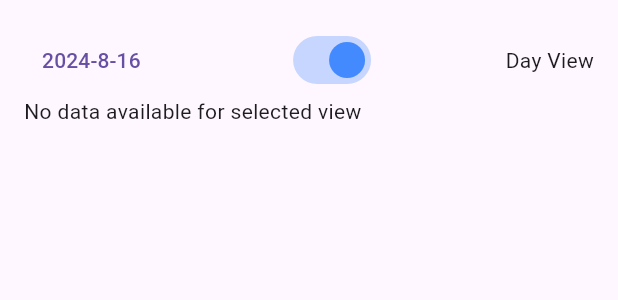
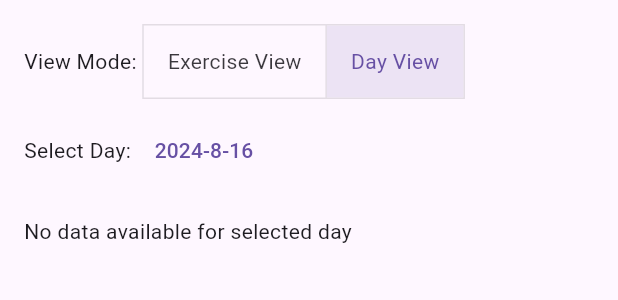
Before and after one commit to andreped/IronFlow, a Flutter app: the SummaryTab widget shown alone on an empty page, opened directly with empty values, on a phone screen of 412 x 824 dp. Shown: the top 300 px of the screen. Run offline on Flutter 3.47's test engine with Material 3 defaults, Android fonts, the phone set to English and light mode, and no system bars; our stand-ins replace fl_chart, sqflite, table_calendar; accounts and stored records are empty.

Commit message:
Improve exercise view in summary tab

```diff
--- a/lib/tabs/summary.dart
+++ b/lib/tabs/summary.dart
@@ -15,28 +15,20 @@ class SummaryTab extends StatefulWidget {
 class _SummaryTabState extends State<SummaryTab> {
   final DatabaseHelper _dbHelper = DatabaseHelper();
   List<DateTime> _trainedDates = [];
-  List<String> _predefinedExercises = [];
+  bool _isExerciseView = false;
   String? _selectedExercise;
-  bool _isDayView = true; // Toggle state
+  Map<DateTime, List<Map<String, dynamic>>> _dailyRecords = {};
 
   @override
   void initState() {
     super.initState();
     _loadTrainedDates();
-    _loadPredefinedExercises();
   }
 
   Future<void> _loadTrainedDates() async {
     List<DateTime> dates = await _dbHelper.getExerciseDates();
     setState(() {
       _trainedDates = dates;
-    });
-  }
-
-  Future<void> _loadPredefinedExercises() async {
-    List<String> exercises = await _dbHelper.getPredefinedExercises();
-    setState(() {
-      _predefinedExercises = exercises;
     });
   }
 
@@ -53,8 +45,9 @@ class _SummaryTabState extends State<SummaryTab> {
           onDaySelected: (selectedDay, focusedDay) {
             setState(() {
               widget.onDateSelected(selectedDay);
+              _isExerciseView = false;
             });
-            Navigator.of(context).pop(); // Close the modal after selection
+            Navigator.of(context).pop();
           },
           eventLoader: (day) {
             return _trainedDates.where((d) => isSameDay(d, day)).toList();
@@ -99,6 +92,33 @@ class _SummaryTabState extends State<SummaryTab> {
     );
   }
 
+  Future<void> _showExerciseSelectionModal(BuildContext context) async {
+    List<String> exercises = await _dbHelper.getPredefinedExercises();
+    await showModalBottomSheet(
+      context: context,
+      builder: (BuildContext context) {
+        return ListView.builder(
+          itemCount: exercises.length,
+          itemBuilder: (context, index) {
+            final exercise = exercises[index];
+            return ListTile(
+              title: Text(exercise),
+              onTap: () async {
+                final dailyRecords = await _dbHelper.getDailyRecordsForExercise(exercise);
+                setState(() {
+                  _selectedExercise = exercise;
+                  _dailyRecords = dailyRecords;
+                  _isExerciseView = true;
+                });
+                Navigator.of(context).pop();
+              },
+            );
+          },
+        );
+      },
+    );
+  }
+
   @override
   Widget build(BuildContext context) {
     return Padding(
@@ -108,59 +128,96 @@ class _SummaryTabState extends State<SummaryTab> {
           crossAxisAlignment: CrossAxisAlignment.start,
           children: [
             Row(
-              mainAxisAlignment: MainAxisAlignment.spaceBetween,
               children: [
+                const Text('View Mode: '),
+                ToggleButtons(
+                  isSelected: [_isExerciseView, !_isExerciseView],
+                  onPressed: (int index) {
+                    setState(() {
+                      _isExerciseView = index == 0;
+                    });
+                  },
+                  children: const <Widget>[
+                    Padding(
+                      padding: EdgeInsets.symmetric(horizontal: 16.0),
+                      child: Text('Exercise View'),
+                    ),
+                    Padding(
+                      padding: EdgeInsets.symmetric(horizontal: 16.0),
+                      child: Text('Day View'),
+                    ),
+                  ],
+                ),
+              ],
+            ),
+            const SizedBox(height: 10),
+            _isExerciseView
+                ? Row(
+                    children: [
+                      const Text('Select Exercise: '),
+                      TextButton(
+                        onPressed: () => _showExerciseSelectionModal(context),
+                        child: Text(_selectedExercise ?? 'None'),
+                      ),
+                    ],
+                  )
+                : Row(
+                    children: [
+                      const Text('Select Day: '),
                       TextButton(
                         onPressed: () => _showCalendarModal(context),
                         child: Text(
                             '${widget.selectedDay.year}-${widget.selectedDay.month}-${widget.selectedDay.day}'),
                       ),
-                Switch(
-                  value: _isDayView,
-                  onChanged: (value) {
-                    setState(() {
-                      _isDayView = value;
-                      _selectedExercise = null;
-                    });
-                  },
-                  activeColor: Colors.blueAccent,
-                  activeTrackColor: Colors.blueAccent.withOpacity(0.3),
-                  inactiveThumbColor: Colors.orange,
-                  inactiveTrackColor: Colors.orange.withOpacity(0.3),
-                ),
-                Text(_isDayView ? 'Day View' : 'Exercise View'),
                     ],
                   ),
-            if (!_isDayView)
-              DropdownButton<String>(
-                value: _selectedExercise,
-                hint: Text('Select Exercise'),
-                onChanged: (String? newValue) {
-                  setState(() {
-                    _selectedExercise = newValue!;
-                  });
-                },
-                items: _predefinedExercises
-                    .map<DropdownMenuItem<String>>((String exercise) {
-                  return DropdownMenuItem<String>(
-                    value: exercise,
-                    child: Text(exercise),
+            const SizedBox(height: 20),
+            _isExerciseView && _selectedExercise != null
+                ? _dailyRecords.isEmpty
+                    ? const Text('No data available for selected exercise')
+                    : Column(
+                        crossAxisAlignment: CrossAxisAlignment.start,
+                        children: _dailyRecords.entries.map((entry) {
+                          final day = entry.key;
+                          final records = entry.value;
+
+                          return Card(
+                            margin: const EdgeInsets.symmetric(vertical: 8.0),
+                            child: Column(
+                              crossAxisAlignment: CrossAxisAlignment.start,
+                              children: [
+                                Container(
+                                  padding: const EdgeInsets.all(8.0),
+                                  decoration: BoxDecoration(
+                                    color: Colors.blue[100],
+                                    borderRadius: BorderRadius.vertical(top: Radius.circular(4)),
+                                  ),
+                                  child: Text(
+                                    '${day.year}-${day.month}-${day.day}',
+                                    style: TextStyle(fontWeight: FontWeight.bold, fontSize: 16),
+                                  ),
+                                ),
+                                ...records.map((record) {
+                                  return ListTile(
+                                    title: Text(
+                                        'Sets: ${record['sets']}, Reps: ${record['reps']}, Weight: ${record['weight']} kg'),
+                                    subtitle: Text('Timestamp: ${record['timestamp']}'),
                                   );
                                 }).toList(),
+                              ],
                             ),
-            FutureBuilder<Map<String, dynamic>>(
-              future: _isDayView
-                  ? _dbHelper.getSummaryForDay(widget.selectedDay)
-                  : (_selectedExercise != null
-                      ? _dbHelper.getSummaryForExercise(_selectedExercise!)
-                      : Future.value({})),
+                          );
+                        }).toList(),
+                      )
+                : FutureBuilder<Map<String, dynamic>>(
+                    future: _dbHelper.getSummaryForDay(widget.selectedDay),
                     builder: (context, snapshot) {
                       if (snapshot.connectionState == ConnectionState.waiting) {
                         return const CircularProgressIndicator();
                       } else if (snapshot.hasError) {
                         return Text('Error: ${snapshot.error}');
                       } else if (!snapshot.hasData || snapshot.data!.isEmpty) {
-                  return const Text('No data available for selected view');
+                        return const Text('No data available for selected day');
                       }
 
                       final summaryData = snapshot.data!;
```
Also changed, not shown: lib/core/database.dart (+37 -7 lines). Lines whose indentation alone changed are shown as unchanged.
